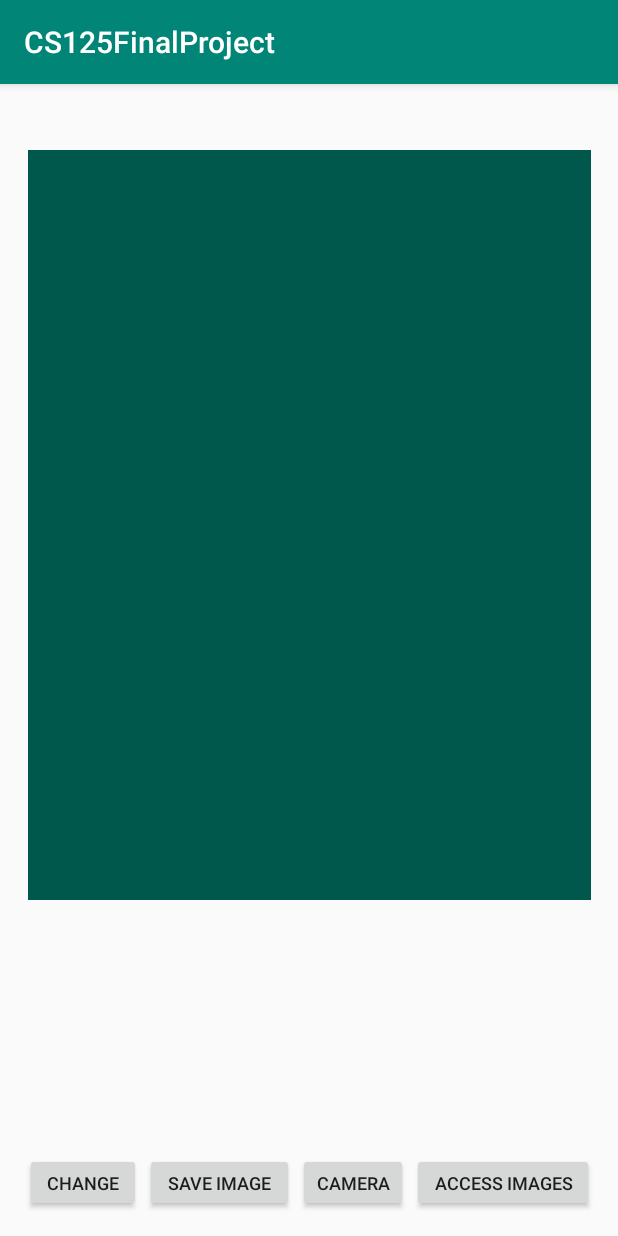
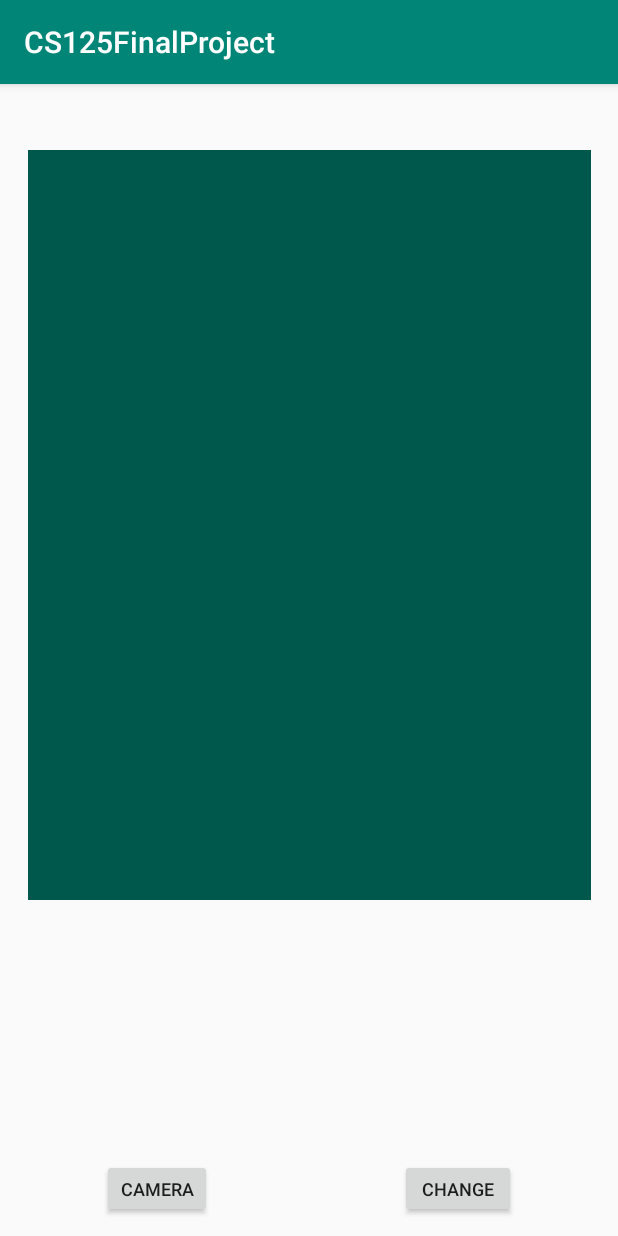
Before and after one commit to glennsong09/CS125FinalProject, an Android app: the screen it shows after launch (MainActivity), on a phone screen of 412 x 824 dp. Run offline under Robolectric (Android 15) with nearby library versions, the phone set to English and light mode, and no system bars; libraries missing offline, so code that uses them is left out: com.bachors.img2ascii.

Commit message:
4 buttons, convertascii, savepicture, opencamera, accessimages; button opens camera and also puts image on imageview, save might be working? nope they dont work but here it is

```diff
--- a/app/src/main/java/com/example/qianfan/cs125finalproject/MainActivity.java
+++ b/app/src/main/java/com/example/qianfan/cs125finalproject/MainActivity.java
@@ -2,8 +2,11 @@ package com.example.qianfan.cs125finalproject;
 
 import android.content.Context;
 import android.content.Intent;
+import android.database.Cursor;
 import android.graphics.Bitmap;
+import android.graphics.BitmapFactory;
 import android.graphics.drawable.BitmapDrawable;
+import android.net.Uri;
 import android.os.Environment;
 import android.provider.MediaStore;
 import android.support.annotation.Nullable;
@@ -14,17 +17,20 @@ import android.view.View;
 import android.widget.Button;
 import android.widget.ImageView;
 import android.widget.TextView;
-
-import org.w3c.dom.Text;
-
 import java.io.File;
 import java.io.FileNotFoundException;
 import java.io.FileOutputStream;
 import java.io.IOException;
+import java.text.SimpleDateFormat;
+import java.util.Date;
+
+import static android.provider.MediaStore.Files.FileColumns.MEDIA_TYPE_IMAGE;
+import static android.provider.MediaStore.Files.FileColumns.MEDIA_TYPE_VIDEO;
 
 public class MainActivity extends AppCompatActivity {
 
     private static final int CAMERA_PIC_REQUEST = 1888;
+    private static int RESULT_LOAD_IMAGE = 1;
 
     public ImageView getImageViewer() {
         return imageViewer;
@@ -53,7 +59,7 @@ public class MainActivity extends AppCompatActivity {
                 imageViewer.setImageResource(android.R.color.transparent);
             }
         });
-
+        /**
         Button btnSI = (Button) findViewById(R.id.savePicture);
         btnSI.setOnClickListener(new View.OnClickListener() {
             @Override
@@ -61,10 +67,6 @@ public class MainActivity extends AppCompatActivity {
                 Log.i("CS125FinalProject", "Will save the converted picture.");
                 BitmapDrawable drawable = (BitmapDrawable) imageViewer.getDrawable();
                 Bitmap bitmap = drawable.getBitmap();
-                /**
-                File sdCardDirectory = Environment.getExternalStorageDirectory();
-                File image = new File(sdCardDirectory, "download.png");
-                */
                 File image = new File(v.getContext().getExternalCacheDir(),"test.png");
                 boolean success = false;
                 FileOutputStream outStream;
@@ -81,24 +83,59 @@ public class MainActivity extends AppCompatActivity {
                 }
             }
         });
+         **/
 
         Button btnOC = (Button) findViewById(R.id.openCamera);
         imageViewer = (ImageView) findViewById(R.id.imageView01);
         textView = (TextView) findViewById(R.id.textView);
-
+        /**
         Button btnAI = (Button) findViewById(R.id.accessImages);
         btnAI.setOnClickListener(new View.OnClickListener() {
             @Override
             public void onClick(View v) {
                 Log.i("CS125FinalProject", "Will access saved images.");
+                Intent intent = new Intent(MediaStore.ACTION_IMAGE_CAPTURE);
+                fileUri = getOutputMediaFileUri(MEDIA_TYPE_IMAGE);
+                intent.putExtra(MediaStore.EXTRA_OUTPUT, fileUri);
+
+                startActivityForResult(intent, RESULT_LOAD_IMAGE);
             }
         });
+         **/
     }
 
     public void OpenCamera(View view) {
         Intent intent = new Intent(MediaStore.ACTION_IMAGE_CAPTURE);
         startActivityForResult(intent, CAMERA_PIC_REQUEST);
     }
+    /**
+    private static Uri getOutputMediaFileUri(int type){
+        return Uri.fromFile(getOutputMediaFile(type));
+    }
+    private static File getOutputMediaFile(int type) {
+        File mediaStorageDir = new File(Environment.getExternalStoragePublicDirectory(
+                Environment.DIRECTORY_PICTURES), "MyCameraApp");
+        if (!mediaStorageDir.exists()) {
+            if (!mediaStorageDir.mkdirs()) {
+                Log.d("MyCameraApp", "failed to create directory");
+                return null;
+            }
+        }
+        String timeStamp = new SimpleDateFormat("yyyyMMdd_HHmmss").format(new Date());
+        File mediaFile;
+        if (type == MEDIA_TYPE_IMAGE) {
+            mediaFile = new File(mediaStorageDir.getPath() + File.separator +
+                    "IMG_" + timeStamp + ".jpg");
+        } else if (type == MEDIA_TYPE_VIDEO) {
+            mediaFile = new File(mediaStorageDir.getPath() + File.separator +
+                    "VID_" + timeStamp + ".mp4");
+        } else {
+            return null;
+        }
+
+        return mediaFile;
+    }
+     */
 
     @Override
     protected void onActivityResult(int requestCode, int resultCode, @Nullable Intent data) {
@@ -108,7 +145,18 @@ public class MainActivity extends AppCompatActivity {
             imageViewer.setImageBitmap(bitmap);
             textView.setText("");
         }
+        if (requestCode == RESULT_LOAD_IMAGE && resultCode == RESULT_OK && null != data) {
+            Uri selectedImage = data.getData();
+            String[] filePathColumn = { MediaStore.Images.Media.DATA };
+            Cursor cursor = getContentResolver().query(selectedImage,filePathColumn, null, null, null);
+            cursor.moveToFirst();
+            int columnIndex = cursor.getColumnIndex(filePathColumn[0]);
+            String picturePath = cursor.getString(columnIndex);
+            cursor.close();
+            imageViewer.setImageBitmap(BitmapFactory.decodeFile(picturePath));
+        }
     }
+
 
     public Context getContext() {
         return MainActivity.this;
--- a/app/src/main/res/layout/activity_main.xml
+++ b/app/src/main/res/layout/activity_main.xml
@@ -10,15 +10,14 @@
         android:id="@+id/convertASCII"
         android:layout_width="77dp"
         android:layout_height="39dp"
-        android:layout_marginStart="16dp"
-        android:layout_marginEnd="2dp"
-        android:layout_marginBottom="16dp"
+        android:layout_marginEnd="68dp"
+        android:layout_marginBottom="12dp"
         android:text="@string/button_send"
         android:textSize="12dp"
         app:layout_constraintBottom_toBottomOf="parent"
-        app:layout_constraintEnd_toStartOf="@+id/savePicture"
-        app:layout_constraintStart_toStartOf="parent" />
+        app:layout_constraintEnd_toEndOf="parent" />
 
+    <!--
     <Button
         android:id="@+id/savePicture"
         android:layout_width="99dp"
@@ -29,21 +28,19 @@
         android:textSize="12dp"
         app:layout_constraintBottom_toBottomOf="parent"
         app:layout_constraintEnd_toEndOf="parent" />
-
+       -->
     <Button
         android:id="@+id/openCamera"
         android:layout_width="73dp"
         android:layout_height="39dp"
-        android:layout_marginStart="2dp"
-        android:layout_marginEnd="2dp"
-        android:layout_marginBottom="16dp"
+        android:layout_marginStart="68dp"
+        android:layout_marginBottom="12dp"
         android:onClick="OpenCamera"
         android:text="Camera"
         android:textSize="12dp"
         app:layout_constraintBottom_toBottomOf="parent"
-        app:layout_constraintEnd_toStartOf="@+id/accessImages"
-        app:layout_constraintStart_toEndOf="@+id/savePicture" />
-
+        app:layout_constraintStart_toStartOf="parent" />
+    <!--
 <Button
     android:id="@+id/accessImages"
     android:layout_width="121dp"
@@ -55,7 +52,7 @@
     android:textSize="12dp"
     app:layout_constraintBottom_toBottomOf="parent"
     app:layout_constraintEnd_toEndOf="parent" />
-
+ -->
     <ImageView
         android:id="@+id/imageView01"
         android:layout_width="375dp"
```
Lines whose indentation alone changed are shown as unchanged.
